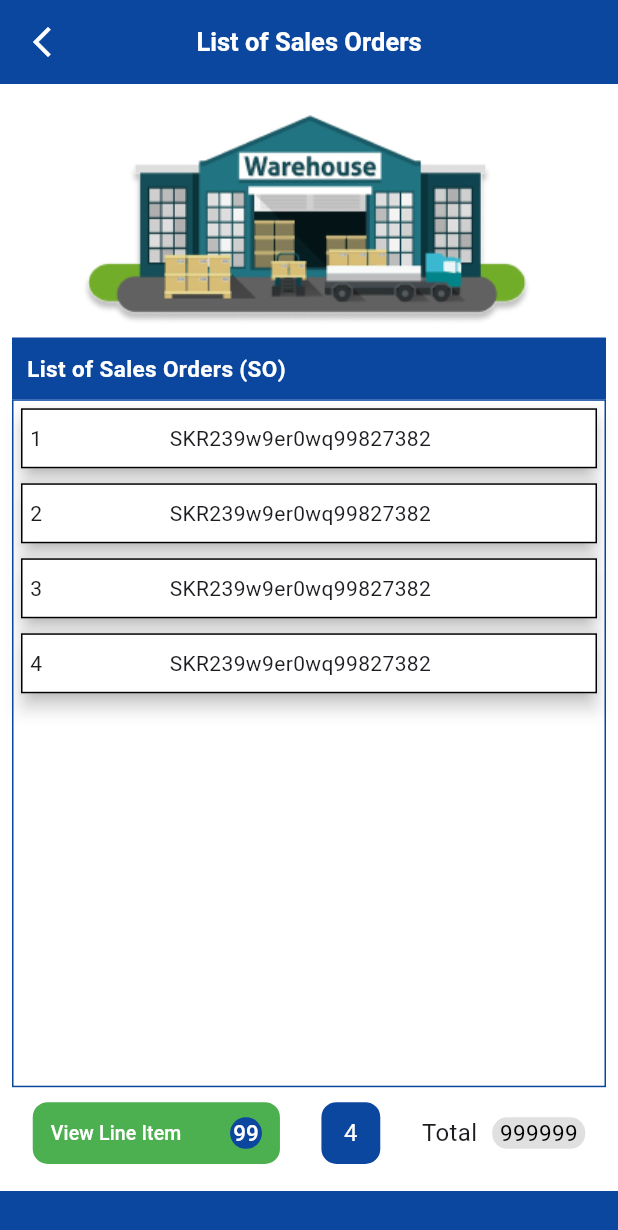
After one commit to faysalzaman/GRoute, a Flutter app: the NewOrderScreen screen opened directly, on a phone screen of 412 x 824 dp. The commit adds this screen. Shown: the top 1230 px of the screen. Run offline on Flutter 3.47's test engine with Material 3 defaults, Android fonts, the phone set to English and light mode, and no system bars; our stand-ins replace connectivity_plus, flutter_bloc, nb_utils, page_transition.

Commit message:
feat: Add permission_handler_windows plugin for Windows platform

```diff
--- a/lib/screens/home_screen/home_screen.dart
+++ b/lib/screens/home_screen/home_screen.dart
@@ -1,6 +1,7 @@
 import 'package:flutter/material.dart';
 import 'package:g_route/constants/app_colors.dart';
 import 'package:g_route/screens/home_screen/widget/grid_item.dart';
+import 'package:g_route/screens/sales_order_management/sales_order_management_screen.dart';
 import 'package:g_route/screens/start_of_day/start_of_day_screen.dart';
 import 'package:g_route/utils/app_navigator.dart';
 import 'package:g_route/widgets/bottom_line_widget.dart';
@@ -61,7 +62,10 @@ class _HomeScreenState extends State<HomeScreen> {
             "name": "Custom Profile",
           }
         ],
-        () {},
+        () {
+          AppNavigator.goToPage(
+              context: context, screen: const SalesOrderManagementScreen());
+        },
       ),
       GridItem(
         'Inventory Management',
--- /dev/null
+++ b/lib/screens/sales_order_management/new_orders/new_order_screen.dart
@@ -0,0 +1,203 @@
+import 'package:flutter/material.dart';
+import 'package:g_route/constants/app_colors.dart';
+import 'package:g_route/widgets/bottom_line_widget.dart';
+import 'package:nb_utils/nb_utils.dart';
+
+class NewOrderScreen extends StatefulWidget {
+  const NewOrderScreen({super.key});
+
+  @override
+  State<NewOrderScreen> createState() => _NewOrderScreenState();
+}
+
+class _NewOrderScreenState extends State<NewOrderScreen> {
+  @override
+  Widget build(BuildContext context) {
+    return Scaffold(
+      backgroundColor: white,
+      appBar: AppBar(
+        backgroundColor: AppColors.primaryColor,
+        title: const Text("List of Sales Orders"),
+        centerTitle: true,
+        // text color of the title
+        titleTextStyle: const TextStyle(
+          color: Colors.white,
+          fontSize: 17,
+          fontWeight: FontWeight.bold,
+        ),
+        // icon color of the leading icon
+        iconTheme: const IconThemeData(
+          color: Colors.white,
+        ),
+        leading: IconButton(
+          icon: const Icon(Icons.arrow_back_ios_new_outlined),
+          onPressed: () {
+            Navigator.pop(context);
+          },
+        ),
+      ),
+      body: Column(
+        children: [
+          Expanded(
+            child: Padding(
+              padding: const EdgeInsets.all(8.0),
+              child: Column(
+                children: [
+                  Center(
+                    child: Column(
+                      children: [
+                        Image.asset(
+                          "assets/icons/warehouse.png",
+                          fit: BoxFit.cover,
+                        ),
+                        Container(
+                          padding: const EdgeInsets.symmetric(horizontal: 10),
+                          alignment: Alignment.centerLeft,
+                          width: context.width(),
+                          height: context.height() * 0.05,
+                          color: AppColors.primaryColor,
+                          child: const Text(
+                            "List of Sales Orders (SO)",
+                            textAlign: TextAlign.start,
+                            style: TextStyle(
+                              color: Colors.white,
+                              fontSize: 15,
+                              fontWeight: FontWeight.bold,
+                            ),
+                          ),
+                        ),
+                      ],
+                    ),
+                  ),
+                  Expanded(
+                    child: Container(
+                      width: double.infinity,
+                      height: context.height() * 0.35,
+                      padding: const EdgeInsets.all(5),
+                      decoration: BoxDecoration(
+                        border: Border.all(color: AppColors.primaryColor),
+                      ),
+                      child: ListView.separated(
+                        itemCount: 4,
+                        shrinkWrap: true,
+                        separatorBuilder: (context, index) => 10.height,
+                        itemBuilder: (context, index) {
+                          return Material(
+                            elevation: 5,
+                            child: Container(
+                              padding: const EdgeInsets.all(5),
+                              width: context.width() * 0.8,
+                              height: 40,
+                              decoration: BoxDecoration(
+                                color: Colors.white,
+                                border: Border.all(),
+                              ),
+                              child: Row(
+                                children: [
+                                  Expanded(child: Text("${index + 1}")),
+                                  const Expanded(
+                                    flex: 3,
+                                    child: Text("SKR239w9er0wq99827382"),
+                                  ),
+                                ],
+                              ),
+                            ),
+                          );
+                        },
+                      ),
+                    ),
+                  ),
+                  Row(
+                    mainAxisAlignment: MainAxisAlignment.spaceAround,
+                    children: [
+                      Container(
+                        margin: const EdgeInsets.symmetric(vertical: 10),
+                        width: MediaQuery.of(context).size.width * 0.4,
+                        height: MediaQuery.of(context).size.height * 0.05,
+                        decoration: BoxDecoration(
+                          color: Colors.green,
+                          borderRadius: BorderRadius.circular(10),
+                        ),
+                        child: TextButton(
+                          onPressed: () {},
+                          child: Row(
+                            mainAxisAlignment: MainAxisAlignment.spaceBetween,
+                            children: [
+                              const Text(
+                                'View Line Item',
+                                style: TextStyle(
+                                  color: Colors.white,
+                                  fontSize: 13,
+                                ),
+                              ),
+                              Container(
+                                padding:
+                                    const EdgeInsets.symmetric(horizontal: 2),
+                                decoration: BoxDecoration(
+                                  color: AppColors.primaryColor,
+                                  borderRadius: BorderRadius.circular(50),
+                                ),
+                                child: const Text(
+                                  "99",
+                                  style: TextStyle(
+                                      color: Colors.white, fontSize: 15),
+                                ),
+                              ),
+                            ],
+                          ),
+                        ),
+                      ),
+                      Container(
+                        alignment: Alignment.center,
+                        padding: const EdgeInsets.symmetric(horizontal: 15),
+                        margin: const EdgeInsets.symmetric(vertical: 10),
+                        height: MediaQuery.of(context).size.height * 0.05,
+                        decoration: BoxDecoration(
+                          color: AppColors.primaryColor,
+                          borderRadius: BorderRadius.circular(10),
+                        ),
+                        child: const Text(
+                          "4",
+                          style: TextStyle(
+                            color: Colors.white,
+                            fontSize: 16,
+                          ),
+                        ),
+                      ),
+                      Row(
+                        children: [
+                          const Text(
+                            "Total",
+                            style: TextStyle(
+                              fontSize: 16,
+                            ),
+                          ),
+                          10.width,
+                          Container(
+                            padding: const EdgeInsets.symmetric(horizontal: 5),
+                            decoration: BoxDecoration(
+                              color: Colors.grey.shade300,
+                              borderRadius: BorderRadius.circular(10),
+                            ),
+                            child: const Text(
+                              "999999",
+                              style: TextStyle(
+                                color: Colors.black,
+                                fontSize: 15,
+                              ),
+                            ),
+                          )
+                        ],
+                      ),
+                    ],
+                  ),
+                ],
+              ),
+            ),
+          ),
+          const BottomLineWidget(),
+        ],
+      ),
+    );
+  }
+}
--- a/lib/screens/start_of_day/veiwed_assigned_routes/viewed_assigned_routes_screen.dart
+++ b/lib/screens/start_of_day/veiwed_assigned_routes/viewed_assigned_routes_screen.dart
@@ -65,6 +65,7 @@ class _ViewedAssignedRoutesScreenState
                               width: context.width() * 0.8,
                               height: 40,
                               decoration: BoxDecoration(
+                                color: Colors.white,
                                 border: Border.all(),
                               ),
                               child: Row(
```
Also changed, not shown: lib/screens/login/login_screen.dart (+2 -6 lines), lib/screens/sales_order_management/sales_order_management_screen.dart (added, +179 -0 lines), assets/icons/customer_profile.png (added), assets/icons/new_orders.png (added), assets/icons/order_history.png (added), assets/icons/pngwing.com.png (added), assets/icons/sales_order_management_home.png (added), assets/icons/sales_return.png (added), assets/icons/warehouse.png (added).
